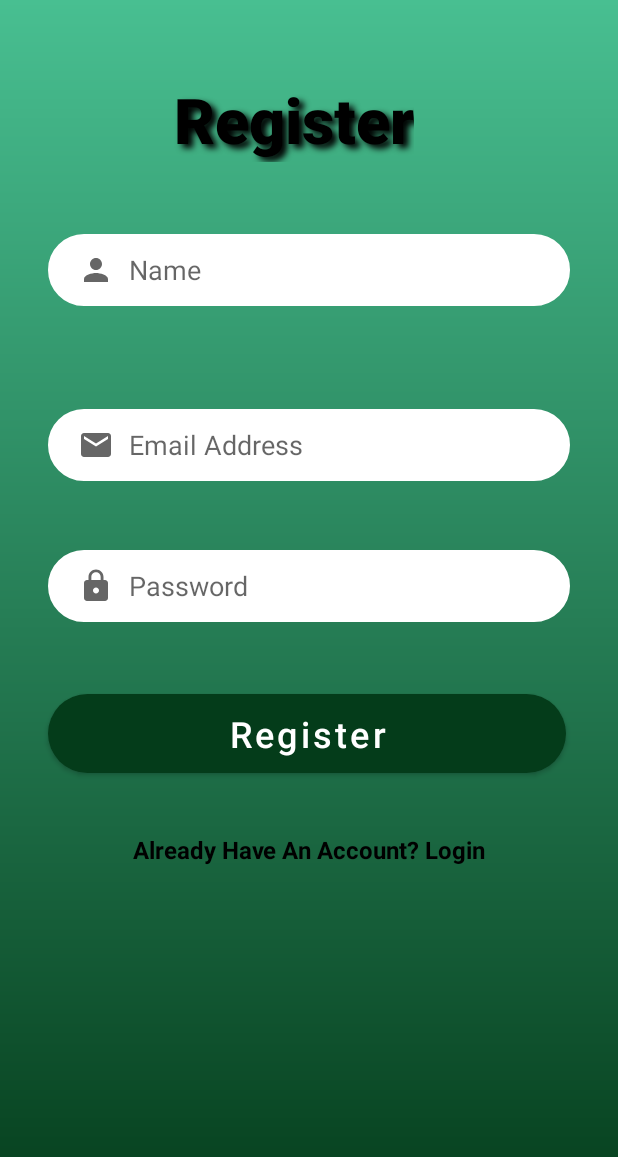
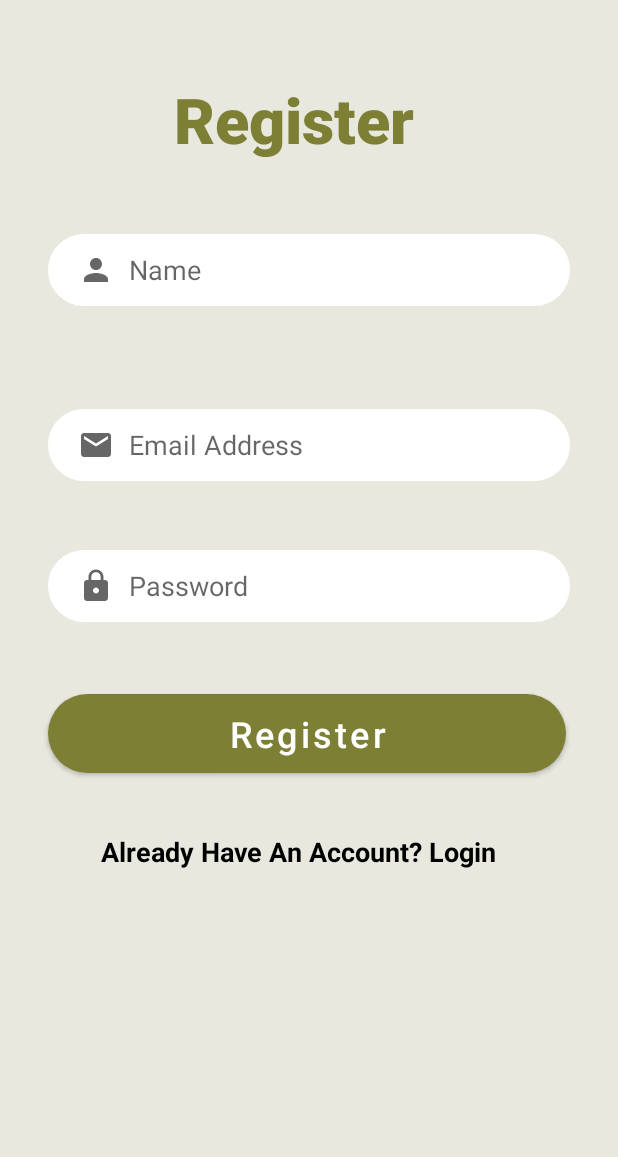
Before and after one commit to WilG02/ImbizoAppWil02, an Android app: the Register screen opened directly, with no data from a screen before it, on a phone screen of 412 x 824 dp. Shown: the top 1157 px of the screen. Run offline under Robolectric (Android 15) with nearby library versions, the phone set to English and light mode, and no system bars; our stand-ins replace Firebase (no records; nobody signed in at launch, a user with empty details on screens opened directly).

Commit message:
initial-commit-36-GUI-Colors

```diff
--- a/app/src/main/res/layout/activity_main.xml
+++ b/app/src/main/res/layout/activity_main.xml
@@ -4,5 +4,5 @@
     xmlns:tools="http://schemas.android.com/tools"
     android:layout_width="match_parent"
     android:layout_height="match_parent"
-    android:background="@drawable/pop_bg"
-    tools:context=".MainActivity"/>
+    android:background="#E8E8DF"
+    tools:context=".MainActivity" />
--- a/app/src/main/res/layout/activity_register.xml
+++ b/app/src/main/res/layout/activity_register.xml
@@ -4,7 +4,7 @@
     xmlns:tools="http://schemas.android.com/tools"
     android:layout_width="match_parent"
     android:layout_height="match_parent"
-    android:background="@drawable/pop_bg"
+    android:background="#E8E8DF"
     tools:context=".Register">
 
     <TextView
@@ -15,14 +15,13 @@
         android:layout_marginTop="51dp"
         android:layout_marginEnd="136dp"
         android:fontFamily="sans-serif-black"
-        android:text="Register"
-        android:shadowColor="#000000"
         android:shadowDx="5"
         android:shadowDy="4"
         android:shadowRadius="5"
-        android:textColor="@color/black"
+        android:text="Register"
+        android:textColor="#7D7F34"
         android:textSize="42sp"
-        android:textStyle="bold"
+        android:textStyle="normal"
         app:layout_constraintEnd_toEndOf="parent"
         app:layout_constraintStart_toStartOf="parent"
         app:layout_constraintTop_toTopOf="parent" />
@@ -111,13 +110,13 @@
         android:layout_marginTop="48dp"
         android:layout_marginEnd="32dp"
         android:background="@drawable/button_background"
-        android:backgroundTint="#043C1A"
-        android:shadowColor="#043C1A"
+        android:backgroundTint="#7D7F34"
+        android:shadowColor="#7D7F34"
         android:text="Register"
         android:textAllCaps="false"
         android:textColor="@color/colorPrimaryWhite"
         android:textSize="24sp"
-        app:backgroundTint="#043C1A"
+        app:backgroundTint="#7D7F34"
         app:layout_constraintEnd_toEndOf="parent"
         app:layout_constraintHorizontal_bias="0.0"
         app:layout_constraintStart_toStartOf="parent"
@@ -125,14 +124,14 @@
 
     <TextView
         android:id="@+id/txt_existingAccountMessage"
-        android:layout_width="wrap_content"
-        android:layout_height="wrap_content"
+        android:layout_width="278dp"
+        android:layout_height="28dp"
         android:layout_marginStart="20dp"
         android:layout_marginTop="40dp"
         android:layout_marginEnd="20dp"
         android:text="Already Have An Account? Login"
         android:textColor="@color/black"
-        android:textSize="16sp"
+        android:textSize="18sp"
         android:textStyle="bold"
         app:layout_constraintEnd_toEndOf="parent"
         app:layout_constraintStart_toStartOf="parent"
--- a/app/src/main/res/layout/individual_category.xml
+++ b/app/src/main/res/layout/individual_category.xml
@@ -14,9 +14,9 @@
         android:layout_height="100dp"
         android:layout_marginStart="28dp"
         android:layout_marginTop="16dp"
-        android:gravity="start"
+        android:gravity="center"
         android:text="Category"
-        android:textColor="@color/black"
+        android:textColor="#7D7F34"
         android:textSize="42sp"
         app:layout_constraintStart_toStartOf="parent"
         app:layout_constraintTop_toTopOf="parent" />
```
Also changed, not shown: app/src/main/res/layout/activity_about.xml (+6 -6 lines), app/src/main/res/layout/activity_aptitude_test.xml (+3 -4 lines), app/src/main/res/layout/activity_categories.xml (+7 -8 lines), app/src/main/res/layout/activity_login.xml (+12 -13 lines), app/src/main/res/layout/activity_ratings.xml (+10 -10 lines), app/src/main/res/layout/activity_splash.xml (+4 -4 lines), app/src/main/res/layout/nav_header.xml (+6 -5 lines), app/src/main/res/drawable/backgroundwatermarklogo.png (added), app/src/main/res/drawable/imbizologo.png (added), 1 other file.
